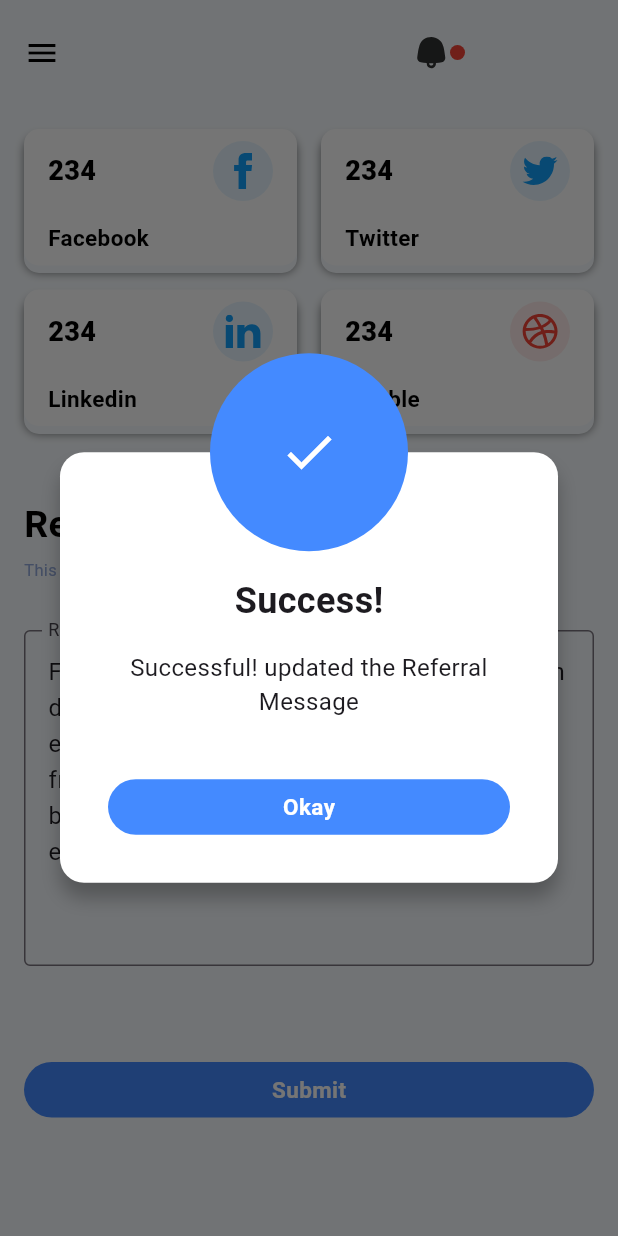
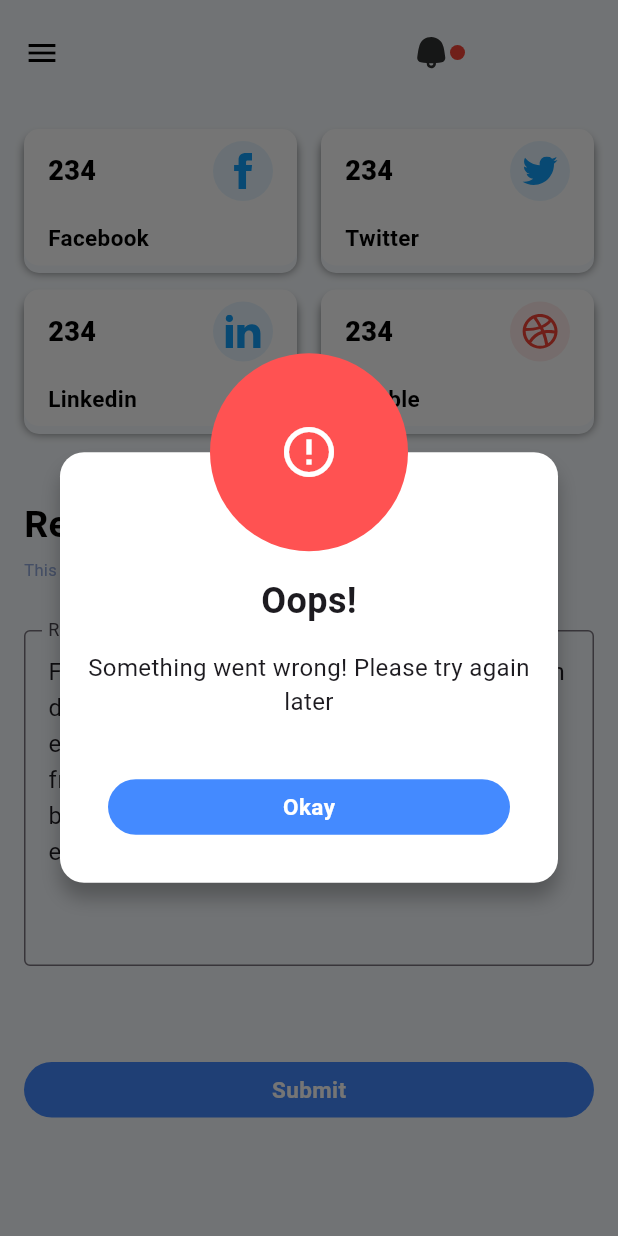
Before and after one commit to Aviral-Kaushik/Flick--Shopping-App, a Flutter app: the ReferralsScreen screen opened by its route, after a tap on "Submit", on a phone screen of 412 x 824 dp. Run offline on Flutter 3.47's test engine with Material 3 defaults, Android fonts, the phone set to English and light mode, and no system bars; our stand-ins replace fl_chart, flutter_svg, google_nav_bar, line_awesome_flutter; missing offline and left inert: flutter_statusbarcolor_ns.

Commit message:
Implement Error dialog as collaborative SuccessfulAndErrorDialog with SuccessfulDialog

```diff
--- a/lib/admin_panel/components/referralScreen/ReferralsScrrenContent.dart
+++ b/lib/admin_panel/components/referralScreen/ReferralsScrrenContent.dart
@@ -1,7 +1,6 @@
 import 'package:flick/admin_panel/components/appbar/AdminAppBar.dart';
 import 'package:flick/admin_panel/components/widgets/DetailsChipCard.dart';
-import 'package:flick/admin_panel/components/widgets/dialogs/ErrorDialog.dart';
-import 'package:flick/admin_panel/components/widgets/dialogs/SuccessfulDialog.dart';
+import 'package:flick/admin_panel/components/widgets/dialogs/SuccessfulAndErrorDialog.dart';
 import 'package:flick/admin_panel/data/Data.dart';
 import 'package:flick/utils/Colors.dart';
 import 'package:flick/utils/Constants.dart';
@@ -21,10 +20,11 @@ class _ReferralsScreenContentState extends State<ReferralsScreenContent> {
   var referralMessageController = TextEditingController();
 
   showSuccessfulDialog() {
-    showDialog(context: context, builder: (BuildContext context) => const SuccessfulDialog(
-        title: "Success!",
-        description: "Successful! updated the Referral Message",
-        buttonText: "Okay"));
+    showDialog(context: context, builder: (BuildContext context) => const SuccessfulAndErrorDialog(
+        title: "Oops!",
+        description: "Something went wrong! Please try again later",
+        buttonText: "Okay",
+        showUIForErrorDialog: true,));
   }
 
   @override
--- a/lib/admin_panel/components/widgets/dialogs/SuccessfulDialog.dart
+++ b/lib/admin_panel/components/widgets/dialogs/SuccessfulAndErrorDialog.dart
@@ -2,14 +2,16 @@ import 'package:flick/utils/Colors.dart';
 import 'package:flick/utils/Constants.dart';
 import 'package:flutter/material.dart';
 
-class SuccessfulDialog extends StatelessWidget {
-  const SuccessfulDialog(
+class SuccessfulAndErrorDialog extends StatelessWidget {
+  const SuccessfulAndErrorDialog(
       {super.key,
       required this.title,
       required this.description,
-      required this.buttonText});
+      required this.buttonText,
+      this.showUIForErrorDialog});
 
   final String title, description, buttonText;
+  final bool? showUIForErrorDialog;
 
   @override
   Widget build(BuildContext context) {
@@ -104,9 +106,11 @@ class SuccessfulDialog extends StatelessWidget {
           left: appPadding,
           right: appPadding,
           child: CircleAvatar(
-            backgroundColor: Colors.blueAccent,
+            backgroundColor: (showUIForErrorDialog != null && showUIForErrorDialog!)
+                ? Colors.redAccent : Colors.blueAccent,
             radius: avatarRadius,
-            child: Icon(Icons.done, color: whiteColor, size: 40,),
+            child: Icon((showUIForErrorDialog != null && showUIForErrorDialog!)
+                ? Icons.error_outline_sharp : Icons.done, color: whiteColor, size: 40,),
           ),
         ),
       ],
```
Also changed, not shown: lib/admin_panel/components/adminSettingsScreen/AdminSettingsScreenContent.dart (+4 -3 lines), lib/admin_panel/components/messagesScreen/MessagesScreenContent.dart (+4 -3 lines), lib/admin_panel/components/termsAndPrivacyScreen/TermsAndPrivacyScreenContent.dart (+4 -3 lines), lib/admin_panel/components/widgets/dialogs/ErrorDialog.dart (deleted, +0 -117 lines).
